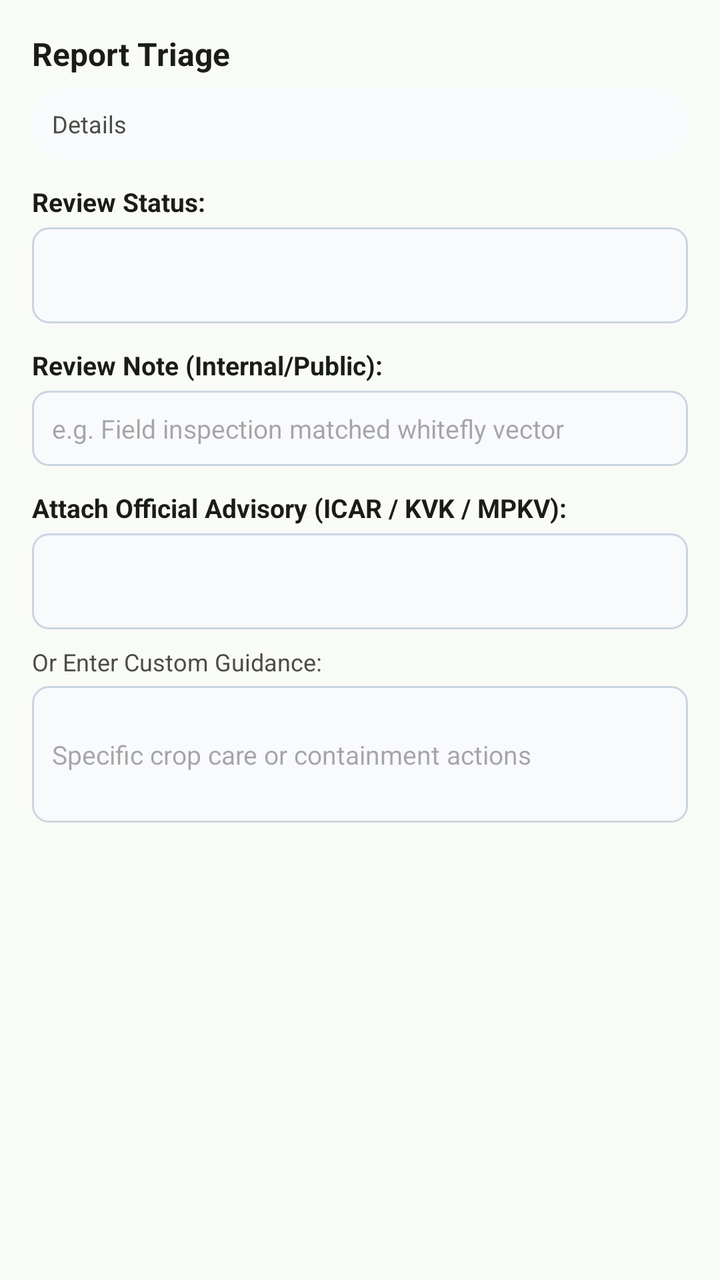
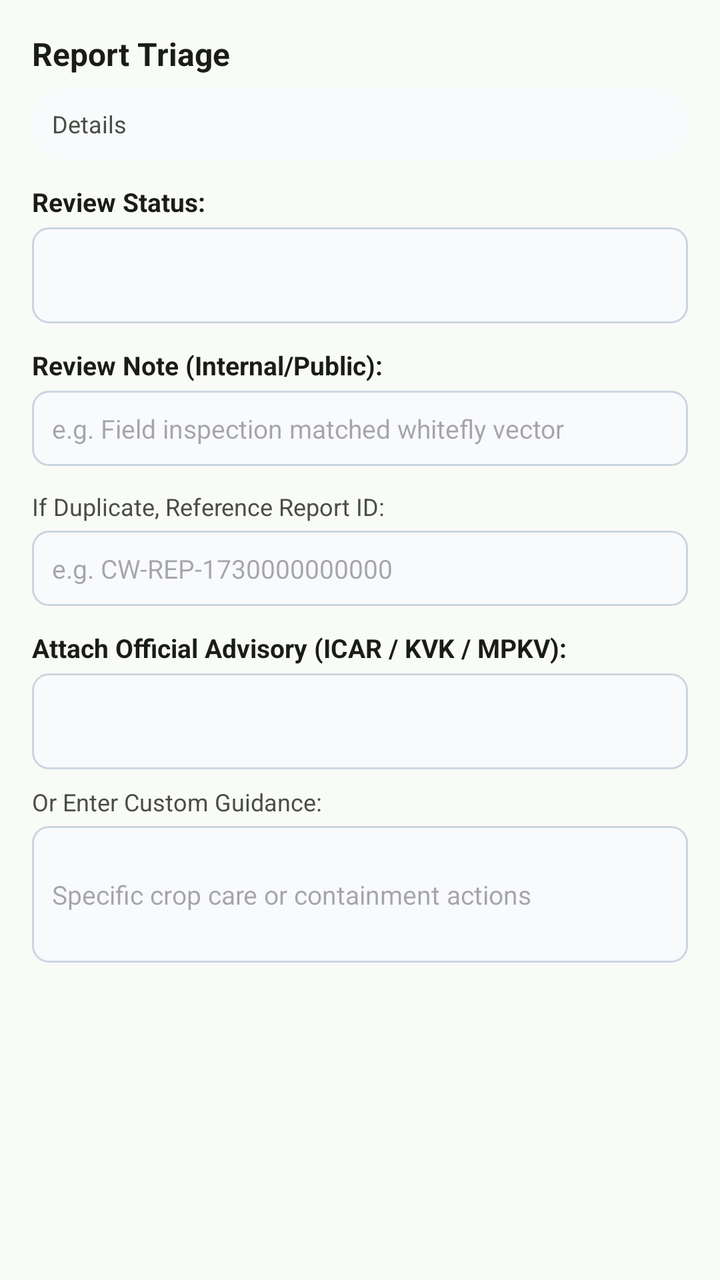

Two renders of the same Android screen: before a commit and after it. Below are the layout's source before the change and the commit's diff.
<!-- AndroidManifest.xml: application theme Theme.AgroSmart -->
<!-- res/layout/dialog_admin_triage_report.xml -->
<?xml version="1.0" encoding="utf-8"?>
<ScrollView xmlns:android="http://schemas.android.com/apk/res/android"
    android:layout_width="match_parent"
    android:layout_height="wrap_content"
    android:padding="16dp">

    <LinearLayout
        android:layout_width="match_parent"
        android:layout_height="wrap_content"
        android:orientation="vertical">

        <TextView
            android:id="@+id/tvDialogReportTitle"
            android:layout_width="match_parent"
            android:layout_height="wrap_content"
            android:text="Report Triage"
            android:textColor="@color/text_primary"
            android:textSize="16sp"
            android:textStyle="bold" />

        <TextView
            android:id="@+id/tvDialogReportDetails"
            android:layout_width="match_parent"
            android:layout_height="wrap_content"
            android:layout_marginTop="6dp"
            android:background="@drawable/bg_rounded_card"
            android:backgroundTint="#F8FAFC"
            android:padding="10dp"
            android:text="Details"
            android:textColor="@color/text_secondary"
            android:textSize="12sp" />

        
        <TextView
            android:layout_width="wrap_content"
            android:layout_height="wrap_content"
            android:layout_marginTop="12dp"
            android:text="Review Status:"
            android:textColor="@color/text_primary"
            android:textSize="13sp"
            android:textStyle="bold" />

        <Spinner
            android:id="@+id/spnDialogStatus"
            android:layout_width="match_parent"
            android:layout_height="48dp"
            android:layout_marginTop="4dp"
            android:background="@drawable/bg_spinner_border" />

        
        <TextView
            android:layout_width="wrap_content"
            android:layout_height="wrap_content"
            android:layout_marginTop="12dp"
            android:text="Review Note (Internal/Public):"
            android:textColor="@color/text_primary"
            android:textSize="13sp"
            android:textStyle="bold" />

        <EditText
            android:id="@+id/etDialogReviewNote"
            android:layout_width="match_parent"
            android:layout_height="wrap_content"
            android:layout_marginTop="4dp"
            android:background="@drawable/bg_spinner_border"
            android:hint="e.g. Field inspection matched whitefly vector"
            android:padding="10dp"
            android:textSize="13sp" />

        
        <TextView
            android:layout_width="wrap_content"
            android:layout_height="wrap_content"
            android:layout_marginTop="12dp"
            android:text="Attach Official Advisory (ICAR / KVK / MPKV):"
            android:textColor="@color/text_primary"
            android:textSize="13sp"
            android:textStyle="bold" />

        <Spinner
            android:id="@+id/spnDialogGuidancePreset"
            android:layout_width="match_parent"
            android:layout_height="48dp"
            android:layout_marginTop="4dp"
            android:background="@drawable/bg_spinner_border" />

        
        <TextView
            android:layout_width="wrap_content"
            android:layout_height="wrap_content"
            android:layout_marginTop="8dp"
            android:text="Or Enter Custom Guidance:"
            android:textColor="@color/text_secondary"
            android:textSize="12sp" />

        <EditText
            android:id="@+id/etDialogCustomGuidance"
            android:layout_width="match_parent"
            android:layout_height="wrap_content"
            android:layout_marginTop="4dp"
            android:background="@drawable/bg_spinner_border"
            android:hint="Specific crop care or containment actions"
            android:lines="3"
            android:padding="10dp"
            android:textSize="13sp" />

    </LinearLayout>
</ScrollView>
<!-- resources referenced by this layout -->
<resources>
  <color name="text_primary">#1A1C19</color>
  <color name="text_secondary">#4A4D46</color>
  <!-- drawable bg_rounded_card (drawable) -->
  <?xml version="1.0" encoding="utf-8"?>
  <shape xmlns:android="http://schemas.android.com/apk/res/android"
      android:shape="rectangle">
      <solid android:color="@color/bg_card_surface" />
      <corners android:radius="16dp" />
  </shape>
  <!-- drawable bg_spinner_border (drawable) -->
  <?xml version="1.0" encoding="utf-8"?>
  <shape xmlns:android="http://schemas.android.com/apk/res/android"
      android:shape="rectangle">
      <corners android:radius="8dp" />
      <solid android:color="#F8FAFC" />
      <stroke
          android:width="1dp"
          android:color="#CBD5E1" />
      <padding
          android:left="10dp"
          android:top="4dp"
          android:right="10dp"
          android:bottom="4dp" />
  </shape>
  <style name="Theme.AgroSmart" parent="Theme.Material3.DayNight.NoActionBar">
          
          <item name="colorPrimary">@color/forest_green_primary</item>
          <item name="colorPrimaryVariant">@color/forest_green_dark</item>
          <item name="colorOnPrimary">@color/white</item>
          <item name="colorSecondary">@color/leaf_green</item>
          <item name="colorSecondaryVariant">@color/forest_green_light</item>
          <item name="colorOnSecondary">@color/white</item>
  
          
          <item name="android:windowBackground">@color/bg_warm_cream</item>
          <item name="colorSurface">@color/bg_card_surface</item>
          <item name="colorOnSurface">@color/text_primary</item>
  
          
          <item name="android:statusBarColor">@color/forest_green_dark</item>
          <item name="android:windowLightStatusBar">false</item>
          <item name="android:navigationBarColor">@color/white</item>
          <item name="android:windowLightNavigationBar">true</item>
      </style>
  <color name="bg_card_surface">#FFFFFF</color>
  <color name="forest_green_primary">#2D6A4F</color>
  <color name="forest_green_dark">#1B4332</color>
  <color name="white">#FFFFFF</color>
  <color name="leaf_green">#52B788</color>
  <color name="forest_green_light">#40916C</color>
  <color name="bg_warm_cream">#F9FBF7</color>
</resources>

<!-- the commit's change to res/layout/dialog_admin_triage_report.xml (unified diff, before → after) -->
@@ -72,6 +72,25 @@
             android:layout_width="wrap_content"
             android:layout_height="wrap_content"
             android:layout_marginTop="12dp"
+            android:text="If Duplicate, Reference Report ID:"
+            android:textColor="@color/text_secondary"
+            android:textSize="12sp" />
+
+        <EditText
+            android:id="@+id/etDialogDuplicateOfId"
+            android:layout_width="match_parent"
+            android:layout_height="wrap_content"
+            android:layout_marginTop="4dp"
+            android:background="@drawable/bg_spinner_border"
+            android:hint="e.g. CW-REP-1730000000000"
+            android:padding="10dp"
+            android:textSize="13sp" />
+
+        
+        <TextView
+            android:layout_width="wrap_content"
+            android:layout_height="wrap_content"
+            android:layout_marginTop="12dp"
             android:text="Attach Official Advisory (ICAR / KVK / MPKV):"
             android:textColor="@color/text_primary"
             android:textSize="13sp"
